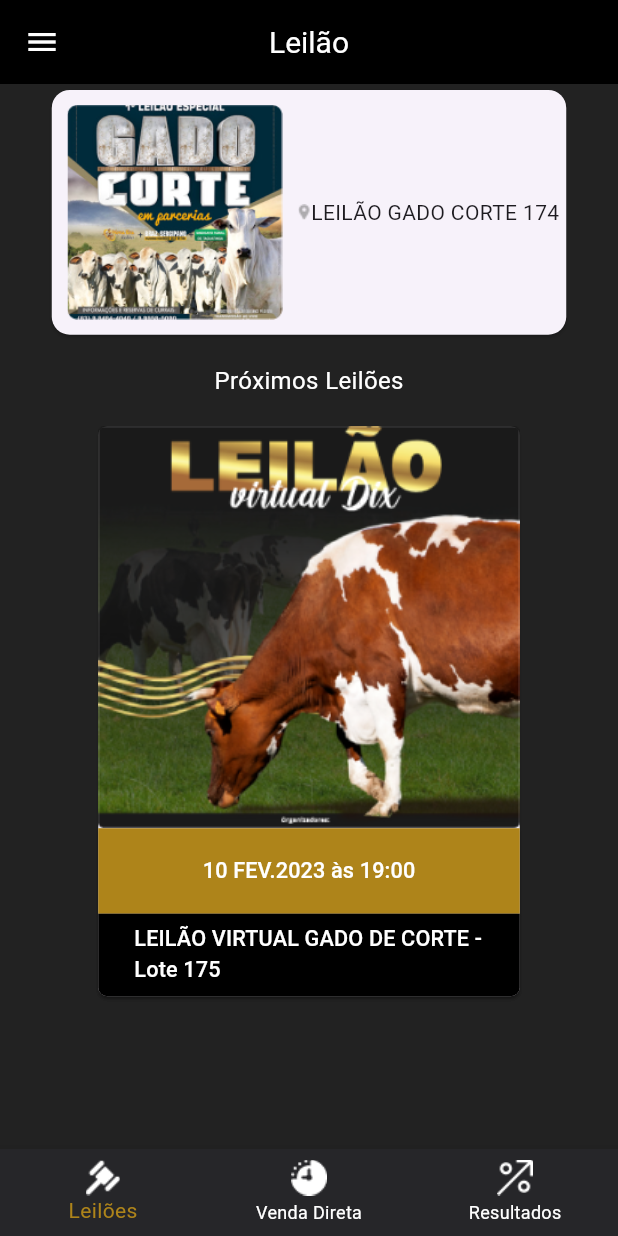
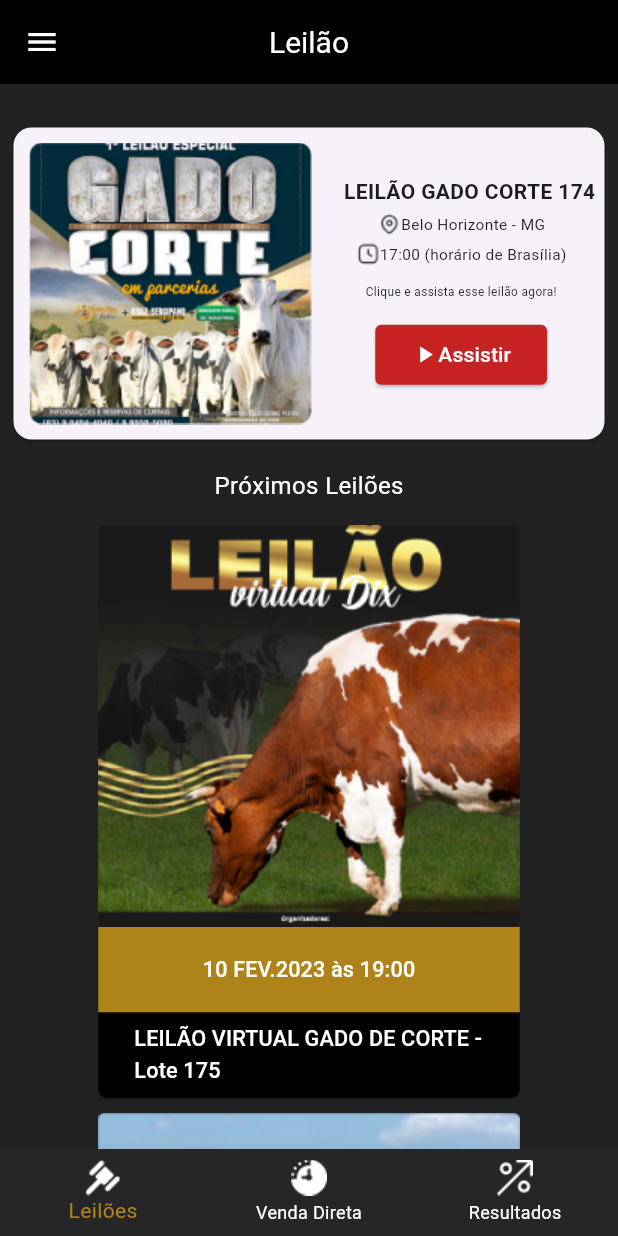
Before and after one commit to Bruno-Meireles/leilao_teste_dix, a Flutter app: the Leilao screen opened by its route, on a phone screen of 412 x 824 dp. Run offline on Flutter 3.47's test engine with Material 3 defaults, Android fonts, the phone set to English and light mode, and no system bars.

Commit message:
adicionando cards tela leilão

```diff
--- a/lib/leilao.dart
+++ b/lib/leilao.dart
@@ -1,4 +1,5 @@
 import 'package:flutter/material.dart';
+import 'package:flutter/widgets.dart';
 import 'package:leilao_teste_dix/login.dart';
 import 'package:leilao_teste_dix/resultados.dart';
 import 'package:leilao_teste_dix/utils/app.colors.dart';
@@ -198,41 +199,83 @@ class _LeilaoState extends State<Leilao> {
             ),
           ),
         ),
-        body: Column(
-          crossAxisAlignment: CrossAxisAlignment.center,
+        body: ListView(
+          shrinkWrap: true,
           children: [
-            // Conteúdo existente do corpo
-            SizedBox(
-              width: 351,
-              height: 171.14,
+            Padding(
+              padding: const EdgeInsets.only(top: 25, left: 5, right: 5),
               child: Card(
                 child: Row(
                   children: [
-                    Expanded(
-                      child: Row(
+                    Row(
                       children: [
                         Padding(
                           padding: const EdgeInsets.all(10),
                           child: Image.asset("image/gadoCorte.png"),
                         ),
-                          SizedBox(
-                            child: Expanded(
+                        Column(
+                          children: [
+                            const Text(
+                              "   LEILÃO GADO CORTE 174",
+                              style: TextStyle(fontWeight: FontWeight.bold),
+                            ),
+                            Padding(
+                              padding: const EdgeInsets.all(4),
                               child: Row(
                                 children: [
-                                  Image.asset("image/assets/icons/iconLocation.png"),
-                                  const Text("LEILÃO GADO CORTE 174"),
+                                  Image.asset(
+                                    "image/assets/icons/Location.png",
+                                  ),
+                                  const Text(
+                                    "Belo Horizonte - MG",
+                                    style: TextStyle(fontSize: 10.3),
+                                  ),
                                 ],
                               ),
                             ),
+                            Row(
+                              children: [
+                                Image.asset("image/assets/icons/TimeSquare.png"),
+                                const Text(
+                                  "17:00 (horário de Brasília)",
+                                  style: TextStyle(fontSize: 10.3),
+                                ),
+                              ],
+                            ),
+                            const Padding(
+                              padding: EdgeInsets.all(12),
+                              child: Text(
+                                "Clique e assista esse leilão agora!",
+                                style: TextStyle(fontSize: 7.92),
+                              ),
+                            ),
+                            ElevatedButton(
+                              onPressed: () {},
+                              style: ElevatedButton.styleFrom(
+                                  shape: const RoundedRectangleBorder(
+                                    borderRadius: BorderRadius.all(
+                                      Radius.circular(3.96),
+                                    ),
+                                  ),
+                                  backgroundColor: AppColors.vermelho),
+                              child: const Row(
+                                children: [
+                                  Icon(Icons.play_arrow, color: AppColors.white),
+                                  Text(
+                                    "Assistir",
+                                    style: TextStyle(color: AppColors.white),
                                   ),
                                 ],
                               ),
                             ),
                           ],
                         ),
+                      ],
+                    ),
+                  ],
                 ),
               ),
-            // Nova seção abaixo do corpo existente
+            ),
             const Padding(
               padding: EdgeInsets.all(15),
               child: Center(
@@ -242,15 +285,7 @@ class _LeilaoState extends State<Leilao> {
                 ),
               ),
             ),
-            Center(
-              child: Card(
-                shape: const RoundedRectangleBorder(
-                  borderRadius: BorderRadius.vertical(
-                    top: Radius.circular(6),
-                    bottom: Radius.circular(6),
-                  ),
-                ),
-                child: Column(
+            Column(
               children: [
                 Image.asset("image/leilaoGado.png"),
                 ElevatedButton(
@@ -268,7 +303,7 @@ class _LeilaoState extends State<Leilao> {
                 ),
                 SizedBox(
                   width: 281,
-                      height: 55,
+                  // height: 55,
                   child: Row(
                     children: [
                       ElevatedButton(
@@ -291,7 +326,55 @@ class _LeilaoState extends State<Leilao> {
                 ),
               ],
             ),
+            Padding(
+              padding: const EdgeInsets.all(10),
+              child: Column(
+                children: [
+                  Image.asset("image/lote303.png"),
+                  const SizedBox(
+                    height: 1,
                   ),
+                ],
+              ),
+            ),
+            Column(
+              children: [
+                Image.asset("image/lote303.png"),
+                const SizedBox(
+                  height: 12,
+                ),
+              ],
+            ),
+            Column(
+              children: [
+                Image.asset("image/lote303.png"),
+                const SizedBox(
+                  height: 12,
+                ),
+              ],
+            ),
+            Column(
+              children: [
+                Image.asset("image/lote303.png"),
+                const SizedBox(
+                  height: 12,
+                ),
+                ElevatedButton(
+                  onPressed: () {},
+                  style: ElevatedButton.styleFrom(
+                    shape: const RoundedRectangleBorder(
+                      borderRadius: BorderRadius.all(
+                        Radius.circular(7),
+                      ),
+                    ),
+                    backgroundColor: AppColors.yellow,
+                  ),
+                  child: const Text(
+                    "Ver mais lotes",
+                    style: TextStyle(color: AppColors.white, fontSize: 13.36),
+                  ),
+                ),
+              ],
             ),
           ],
         ),
@@ -365,7 +448,14 @@ class _LeilaoState extends State<Leilao> {
                 backgroundColor: AppColors.white),
             BottomNavigationBarItem(
               icon: GestureDetector(
-                onTap: () {},
+                onTap: () {
+                  Navigator.push(
+                    context,
+                    MaterialPageRoute(
+                      builder: (context) => const VendaDireta(),
+                    ),
+                  );
+                },
                 child: const ImageIcon(
                   AssetImage("image/assets/icons/resultados.png"),
                   color: AppColors.white,
--- a/lib/main.dart
+++ b/lib/main.dart
@@ -4,7 +4,7 @@ import 'package:leilao_teste_dix/router/path.dart';
 import 'apresentacao.dart';
 import 'login.dart';
 import 'cadastro.dart';
-import 'venda.direta.dart'; // Importe a classe VendaDireta
+import 'venda.direta.dart';
 
 void main() {
   runApp(
@@ -19,7 +19,7 @@ class MyApp extends StatelessWidget {
   Widget build(BuildContext context) {
     return MaterialApp(
       debugShowCheckedModeBanner: false,
-      home: const Cadastro(),
+      home: const Leilao(),
       // initialRoute: Routers.vendaDireta.name, //Definir a tela de venda direta como inicial
       // initialRoute: Routers.apresentacao.name, // Definir a tela de apresentação como inicial
       routes: {
--- a/lib/utils/app.colors.dart
+++ b/lib/utils/app.colors.dart
@@ -14,4 +14,5 @@ class AppColors {
   static const Color blue = Color(0xff659AFF);
   static const Color circular = Color(0xFFFFFFFF);
   static const Color miniIcon = Color(0xff585858);
+  static const Color vermelho = Color(0xffC82323);
 }
--- a/pubspec.yaml
+++ b/pubspec.yaml
@@ -11,6 +11,7 @@ dependencies:
     sdk: flutter
 
   cupertino_icons: ^1.0.6
+  google_fonts: ^6.2.1
 
 dev_dependencies:
   flutter_test:
```
Also changed, not shown: lib/cadastro.dart (+11 -18 lines), lib/login.dart (+27 -9 lines), lib/venda.direta.dart (+10 -20 lines), pubspec.lock, 2 other files. Lines whose indentation alone changed are shown as unchanged.
